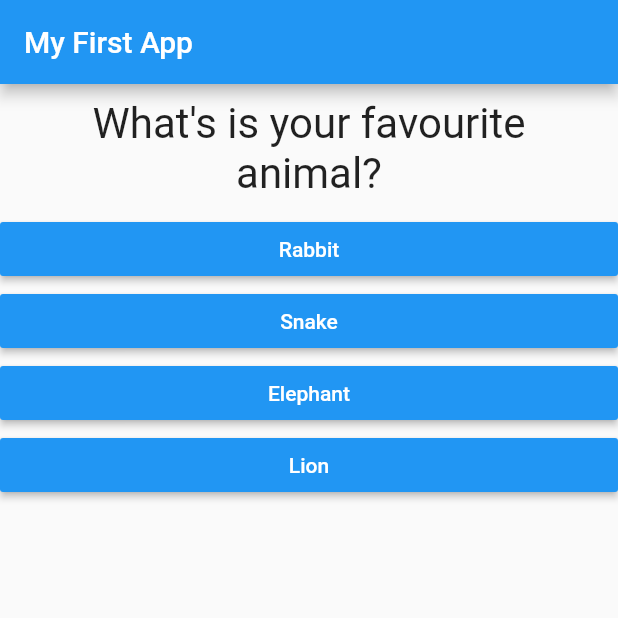
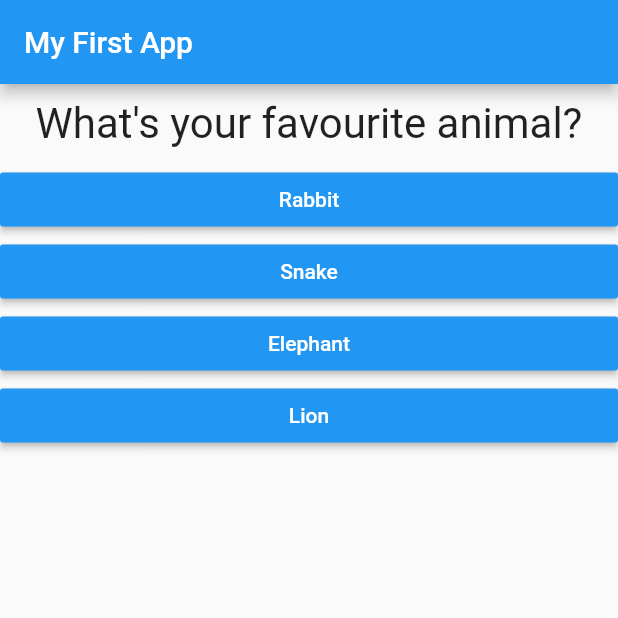
Before and after one commit to raymond2012/flutter-complete-guide, a Flutter app: the screen it shows after launch, after a tap on "Black", on a phone screen of 412 x 824 dp, the top half of it. Run offline on Flutter 3.47's test engine with Material 2 defaults, Android fonts, the phone set to English and light mode, and no system bars.

Commit message:
Fix the RangeError of array

```diff
--- a/lib/main.dart
+++ b/lib/main.dart
@@ -11,6 +11,7 @@ void main() => runApp(MyApp());
 class MyApp extends StatefulWidget {
   @override
   State<StatefulWidget> createState() {
+    // TODO: implement createState
     return _MyAppState();
   }
 }
@@ -18,28 +19,30 @@ class MyApp extends StatefulWidget {
 class _MyAppState extends State<MyApp> {
   final questions = const [
     {
-      'questionText': 'What\'s is your favourite color?',
+      'questionText': 'What\'s your favourite color?',
       'answers': ['Black', 'Red', 'Green', 'White'],
     },
     {
-      'questionText': 'What\'s is your favourite animal?',
+      'questionText': 'What\'s your favourite animal?',
       'answers': ['Rabbit', 'Snake', 'Elephant', 'Lion'],
     },
     {
-      'questionText': 'Who\'s is your favourite instructor?',
+      'questionText': 'Who\'s your favourite instructor?',
       'answers': ['Max', 'Peter', 'Gary', 'Billy'],
     },
   ];
   var _questionIndex = 0;
 
   void _answerQuestion() {
-    if (_questionIndex <= questions.length) {
     setState(() {
       _questionIndex = _questionIndex + 1;
     });
+    print(_questionIndex);
+    if (_questionIndex < questions.length) {
+      print('We have more questions!');
+    } else {
+      print('No more questions!');
     }
-
-    print(_questionIndex);
   }
 
   @override
@@ -49,7 +52,8 @@ class _MyAppState extends State<MyApp> {
         appBar: AppBar(
           title: Text('My First App'),
         ),
-          body: Column(
+        body: _questionIndex < questions.length
+            ? Column(
                 children: [
                   Question(
                     questions[_questionIndex]['questionText'],
@@ -59,7 +63,11 @@ class _MyAppState extends State<MyApp> {
                     return Answer(_answerQuestion, answer);
                   }).toList()
                 ],
-          )),
+              )
+            : Center(
+                child: Text('You did it!'),
+              ),
+      ),
     );
   }
 }
```
Also changed, not shown: pubspec.lock. Lines whose indentation alone changed are shown as unchanged.
